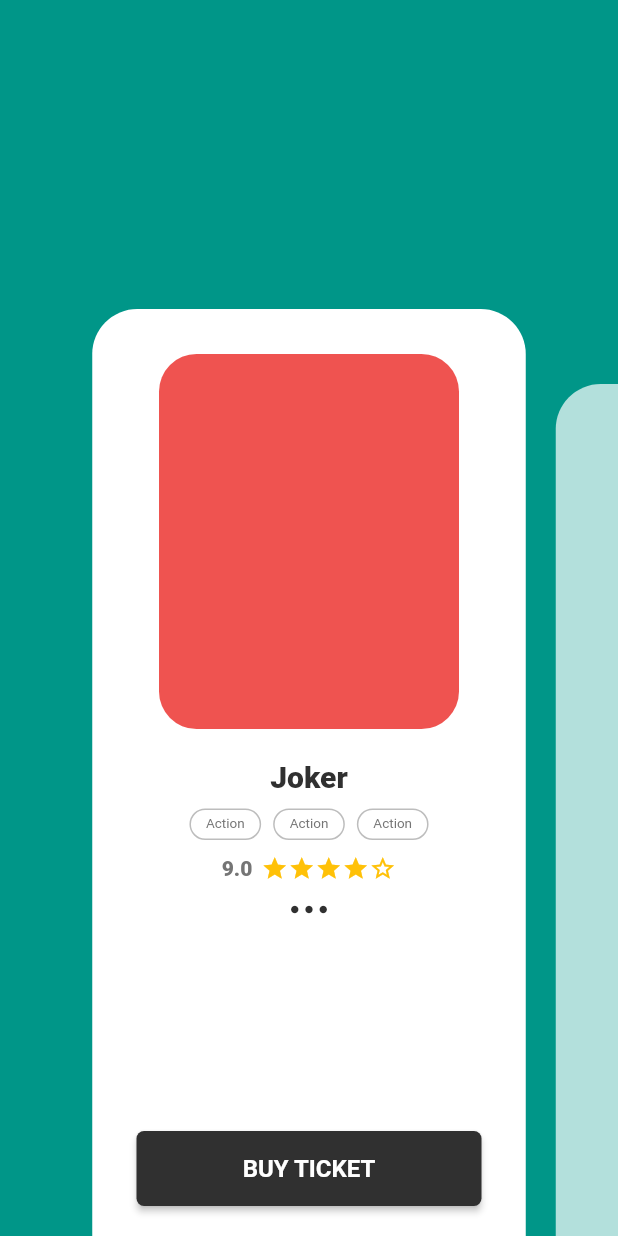
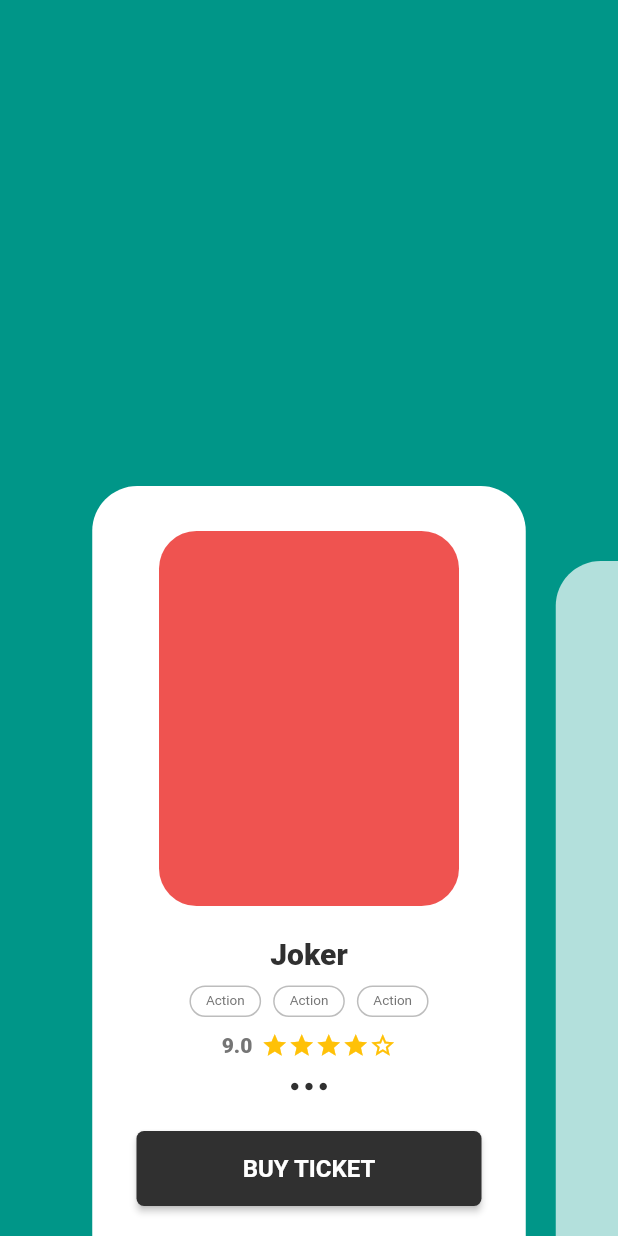
Before and after one commit to OguzErdi/movie_list, a Flutter app: the screen it shows after launch, on a phone screen of 412 x 824 dp. Run offline on Flutter 3.47's test engine with Material 2 defaults, Android fonts, the phone set to English and light mode, and no system bars.

Commit message:
rearrange stack widget

```diff
--- a/lib/screens/movie_list/movie_list.dart
+++ b/lib/screens/movie_list/movie_list.dart
@@ -58,21 +58,15 @@ class _MovieListState extends State<MovieList> {
                   color: index % 2 == 0 ? Colors.teal : Colors.amber,
                 );
               }),
-                  Column(
-                    children: [
-                      Expanded(
-                        flex: 3,
-                        child: SizedBox(),
-                      ),
-                      Expanded(
-                        flex: 9,
-                        child: NotificationListener<
-                            OverscrollIndicatorNotification>(
-                          onNotification:
-                              (OverscrollIndicatorNotification overscroll) {
+          Align(
+            alignment: Alignment.bottomCenter,
+            child: NotificationListener<OverscrollIndicatorNotification>(
+              onNotification: (OverscrollIndicatorNotification overscroll) {
                 overscroll.disallowGlow();
                 return;
               },
+              child: SizedBox(
+                height: 500,
                 child: PageView.builder(
                     onPageChanged: (pos) {
                       setState(() {
@@ -93,15 +87,12 @@ class _MovieListState extends State<MovieList> {
                         child: AnimatedOpacity(
                           duration: Duration(milliseconds: 200),
                           opacity: isCurrentPage ? 1.0 : 0.7,
-                                    child: Container(
                           child: MovieSummary(index: index),
-                                    ),
                         ),
                       );
                     }),
               ),
             ),
-                    ],
           ),
           Container(
             alignment: Alignment.bottomCenter,
```
Lines whose indentation alone changed are shown as unchanged.
